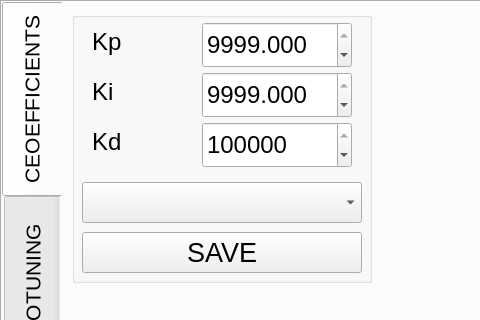
This is dc_motor_pc.ui in ahmetcihan/pendulum_controller as Qt 5 draws it before an edit; both pictures show x 0 to 480 and y 0 to 320 of the 800 by 480 pixel window. The edited form follows.
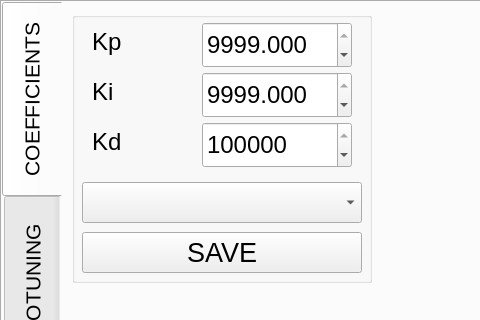
This is the edited form. The open tabs and pages were chosen to show the change.

The edit to the form file:
```diff
--- a/dc_motor_pc.ui
+++ b/dc_motor_pc.ui
@@ -13589,7 +13589,7 @@
         </property>
         <widget class="QWidget" name="tab_23">
          <attribute name="title">
-          <string>CEOEFFICIENTS</string>
+          <string>COEFFICIENTS</string>
          </attribute>
          <widget class="QGroupBox" name="groupBox_13">
           <property name="geometry">
```
Left out of the diff: 12 changed lines with no effect on the pictures.
